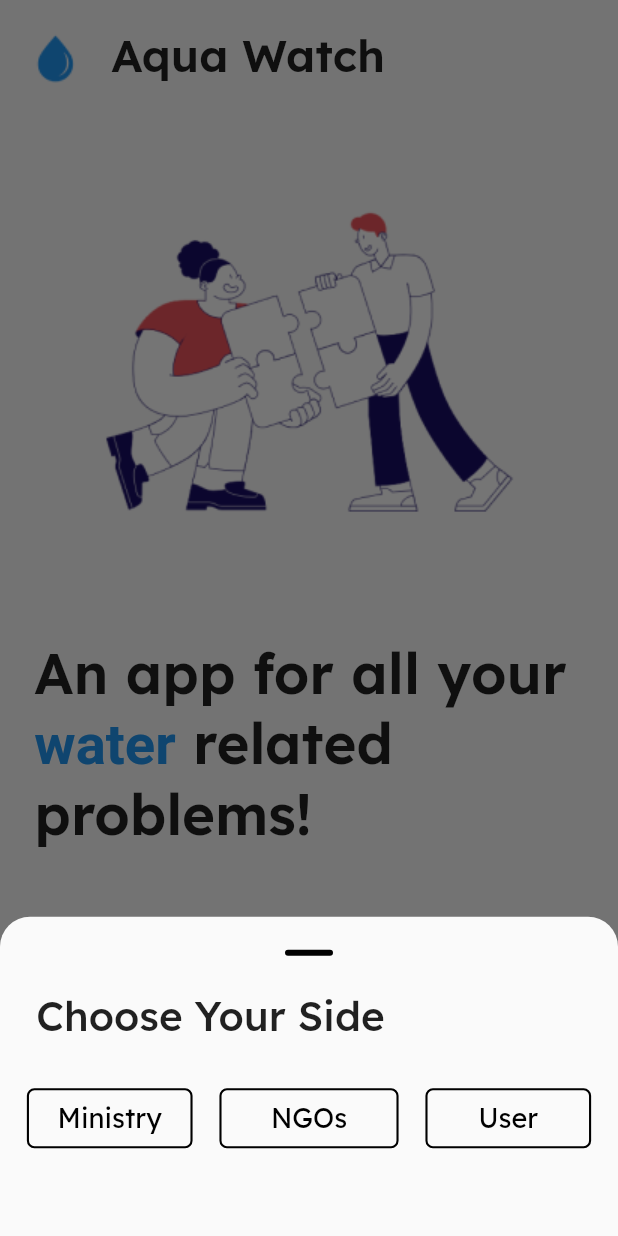
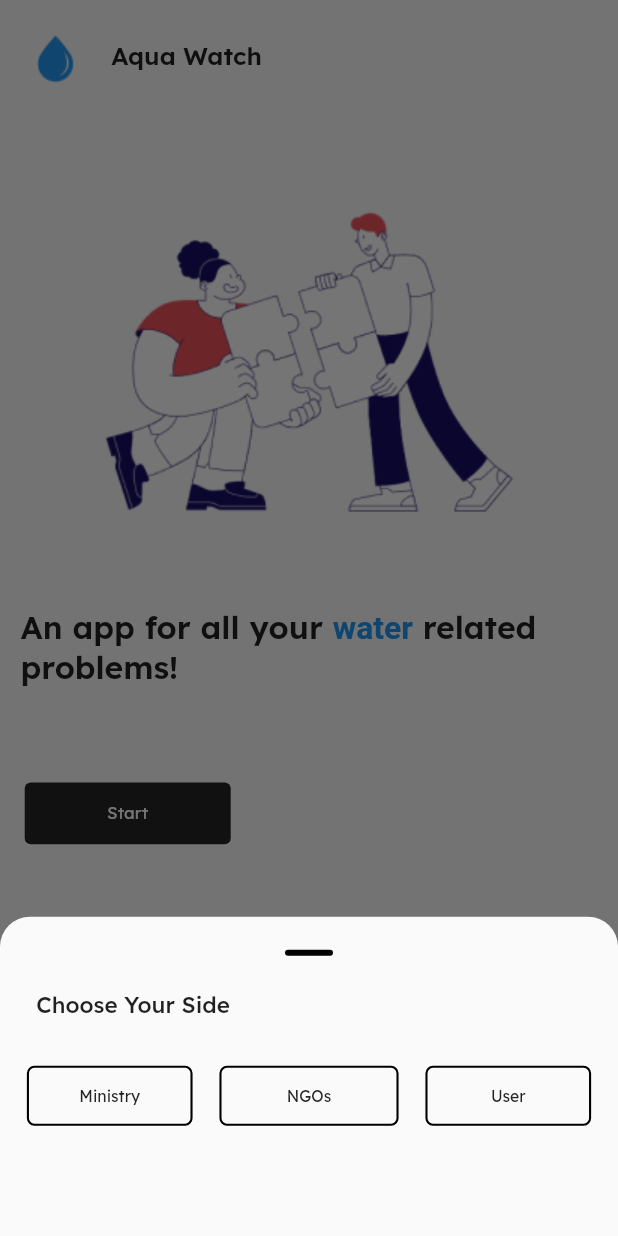
Before and after one commit to x-sushant-x/Aqua-Watch-App, a Flutter app: the SplashPage screen opened directly, after a tap on "Start", on a phone screen of 412 x 824 dp. Run offline on Flutter 3.47's test engine with Material 2 defaults, Android fonts, the phone set to English and light mode, and no system bars; our stand-ins replace google_fonts; network calls fail.

Commit message:
changed proportions according to phone

```diff
--- a/lib/screens/map.dart
+++ b/lib/screens/map.dart
@@ -32,7 +32,7 @@ class MapPage extends StatelessWidget {
                           onPressed: () {},
                           icon: Icon(
                             Icons.search,
-                            size: MediaQuery.of(context).size.height / 28,
+                            size: MediaQuery.of(context).size.height / 34,
                           ),
                         )),
                     Expanded(
@@ -49,7 +49,7 @@ class MapPage extends StatelessWidget {
                                 style: GoogleFonts.lexend(
                                     fontSize: MediaQuery.of(context)
                                             .devicePixelRatio *
-                                        12,
+                                        7,
                                     color: Color(0xFF898989)),
                               ),
                             ))),
@@ -62,7 +62,7 @@ class MapPage extends StatelessWidget {
                           onPressed: () {},
                           icon: Icon(
                             Icons.mic,
-                            size: MediaQuery.of(context).size.height / 28,
+                            size: MediaQuery.of(context).size.height / 34,
                           ),
                         ))
                   ],
--- a/lib/splash.dart
+++ b/lib/splash.dart
@@ -1,6 +1,5 @@
 import 'package:flutter/material.dart';
 import 'package:google_fonts/google_fonts.dart';
-import 'package:flutter_svg/flutter_svg.dart';
 
 Widget bottomSheetBuilder(BuildContext context) {
   Size deviceSize = MediaQuery.of(context).size;
@@ -20,7 +19,7 @@ Widget bottomSheetBuilder(BuildContext context) {
               "Choose Your Side",
               style: GoogleFonts.lexend(
                   fontWeight: FontWeight.w500,
-                  fontSize: MediaQuery.of(context).devicePixelRatio * 18),
+                  fontSize: MediaQuery.of(context).devicePixelRatio * 10),
             ),
           ),
         ),
@@ -33,10 +32,10 @@ Widget bottomSheetBuilder(BuildContext context) {
                 child: TextButton(
                   onPressed: () {},
                   style: TextButton.styleFrom(
-                      foregroundColor: Colors.black,
+                      foregroundColor: Color(0xFF252525),
                       textStyle: GoogleFonts.lexend(
                           fontSize:
-                              MediaQuery.of(context).devicePixelRatio * 12),
+                              MediaQuery.of(context).devicePixelRatio * 7),
                       minimumSize: Size(20, 40),
                       maximumSize: Size(40, 40),
                       shape: RoundedRectangleBorder(
@@ -53,10 +52,10 @@ Widget bottomSheetBuilder(BuildContext context) {
                 child: TextButton(
                   onPressed: () {},
                   style: TextButton.styleFrom(
-                      foregroundColor: Colors.black,
+                      foregroundColor: Color(0xFF252525),
                       textStyle: GoogleFonts.lexend(
                           fontSize:
-                              MediaQuery.of(context).devicePixelRatio * 12),
+                              MediaQuery.of(context).devicePixelRatio * 7),
                       minimumSize: Size(20, 40),
                       maximumSize: Size(40, 40),
                       shape: RoundedRectangleBorder(
@@ -73,10 +72,10 @@ Widget bottomSheetBuilder(BuildContext context) {
                 child: TextButton(
                   onPressed: () {},
                   style: TextButton.styleFrom(
-                      foregroundColor: Colors.black,
+                      foregroundColor: Color(0xFF252525),
                       textStyle: GoogleFonts.lexend(
                           fontSize:
-                              MediaQuery.of(context).devicePixelRatio * 12),
+                              MediaQuery.of(context).devicePixelRatio * 7),
                       minimumSize: Size(20, 40),
                       shape: RoundedRectangleBorder(
                           side: BorderSide(width: 1.4),
@@ -114,7 +113,7 @@ class SplashPage extends StatelessWidget {
                   "Aqua Watch",
                   style: GoogleFonts.lexend(
                     fontWeight: FontWeight.w600,
-                    fontSize: MediaQuery.of(context).devicePixelRatio * 20,
+                    fontSize: MediaQuery.of(context).devicePixelRatio * 11,
                   ),
                 )
               ],
@@ -133,14 +132,14 @@ class SplashPage extends StatelessWidget {
           ),
           Padding(
             padding: EdgeInsets.only(
-                left: deviceSize.width / 18,
-                right: deviceSize.width / 18,
-                top: deviceSize.height / 40,
+                left: deviceSize.width / 30,
+                right: deviceSize.width / 30,
+                top: deviceSize.height / 1000,
                 bottom: deviceSize.height / 18),
             child: Text.rich(TextSpan(
                 style: GoogleFonts.lexend(
                     fontWeight: FontWeight.w600,
-                    fontSize: MediaQuery.of(context).devicePixelRatio * 25),
+                    fontSize: MediaQuery.of(context).devicePixelRatio * 14.2),
                 children: const [
                   TextSpan(text: "An app for all your "),
                   TextSpan(text: "water", style: TextStyle(color: Colors.blue)),
@@ -149,7 +148,7 @@ class SplashPage extends StatelessWidget {
           ),
           Padding(
             padding: EdgeInsets.only(
-                top: deviceSize.height / 60, left: deviceSize.width / 18),
+                top: deviceSize.height / 60, left: deviceSize.width / 25),
             child: Align(
                 alignment: Alignment.centerLeft,
                 child: TextButton(
@@ -164,12 +163,12 @@ class SplashPage extends StatelessWidget {
                   },
                   style: TextButton.styleFrom(
                       minimumSize:
-                          Size(deviceSize.width / 3, deviceSize.height / 16),
+                          Size(deviceSize.width / 3, deviceSize.height / 20),
                       backgroundColor: Color(0xFF252525),
                       foregroundColor: Colors.white,
                       textStyle: GoogleFonts.lexend(
                           fontSize:
-                              MediaQuery.of(context).devicePixelRatio * 12)),
+                              MediaQuery.of(context).devicePixelRatio * 7.5)),
                   child: Text(
                     "Start",
                     style: GoogleFonts.lexend(),
@@ -180,10 +179,13 @@ class SplashPage extends StatelessWidget {
             child: Align(
               alignment: Alignment.bottomCenter,
               child: Padding(
-                padding: EdgeInsets.symmetric(vertical: deviceSize.height / 60),
+                padding: EdgeInsets.only(
+                    top: deviceSize.height / 60,
+                    bottom: deviceSize.height / 90),
                 child: Text.rich(TextSpan(
                     style: GoogleFonts.lexend(
-                        fontSize: MediaQuery.of(context).devicePixelRatio * 12),
+                        fontSize:
+                            MediaQuery.of(context).devicePixelRatio * 5.5),
                     children: const [
                       TextSpan(text: "Developed with "),
                       TextSpan(text: "❤️", style: TextStyle(color: Colors.red)),
```
